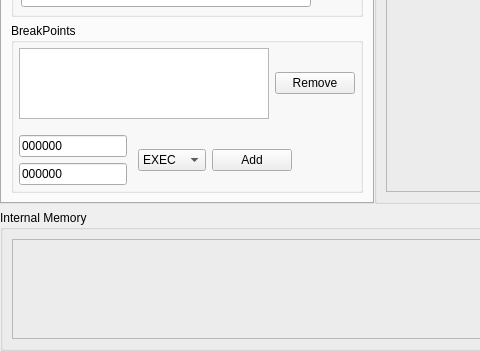
TheProjecter/pockemul, file ui/dialogdasm.ui: the form before one commit; both pictures show x 0 to 480 and y 200 to 551 of the 594 by 551 pixel window.
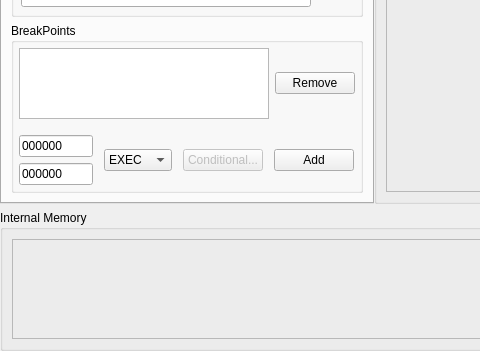
The form after the commit. The open tabs and pages were chosen to show the change.

Patch:
```diff
--- a/ui/dialogdasm.ui
+++ b/ui/dialogdasm.ui
@@ -497,6 +497,32 @@
                   </item>
                  </widget>
                 </item>
+                <item>
+                 <layout class="QVBoxLayout" name="verticalLayout_12">
+                  <property name="leftMargin">
+                   <number>5</number>
+                  </property>
+                  <property name="topMargin">
+                   <number>5</number>
+                  </property>
+                  <property name="rightMargin">
+                   <number>5</number>
+                  </property>
+                  <property name="bottomMargin">
+                   <number>5</number>
+                  </property>
+                  <item>
+                   <widget class="QPushButton" name="pushButton">
+                    <property name="enabled">
+                     <bool>false</bool>
+                    </property>
+                    <property name="text">
+                     <string>Conditional...</string>
+                    </property>
+                   </widget>
+                  </item>
+                 </layout>
+                </item>
                 <item>
                  <widget class="QPushButton" name="tbAddBrkPt">
                   <property name="text">
```
Left out of the diff: 2 changed lines with no effect on the pictures.
